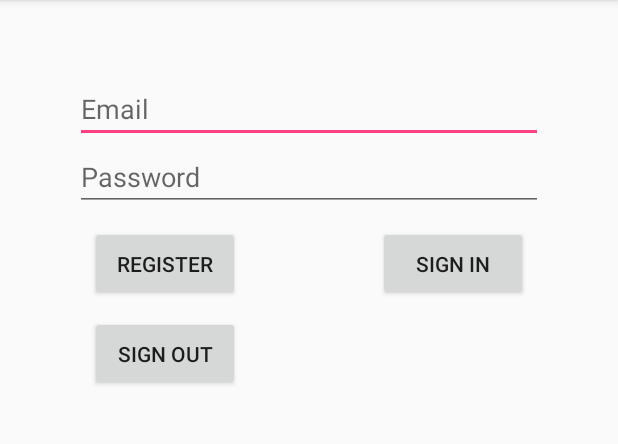
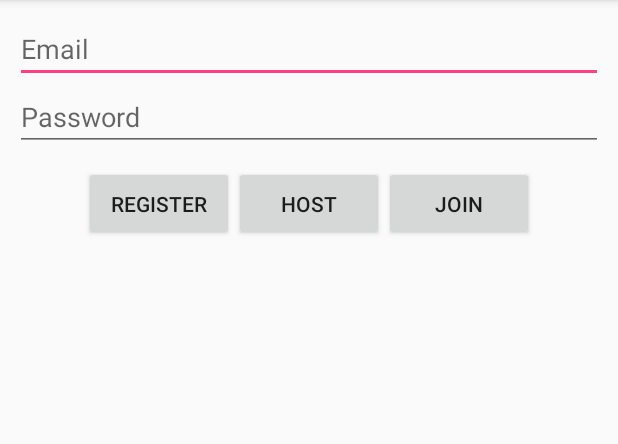
Before and after one commit to bill-lliu/NFC-Game, an Android app: the screen it shows after launch (MainActivity), on a phone screen of 412 x 824 dp, the part 84-528 px from its top. Run offline under Robolectric (Android 15) with nearby library versions, the phone set to English and light mode, and no system bars; our stand-ins replace Firebase (no records; nobody signed in at launch, a user with empty details on screens opened directly).

Commit message:
Changed login to Host/Join based and added new activity

```diff
--- a/src/main/java/com/mishalarionov/nfc_game/MainActivity.java
+++ b/src/main/java/com/mishalarionov/nfc_game/MainActivity.java
@@ -30,12 +30,6 @@ public class MainActivity extends AppCompatActivity implements View.OnClickListe
     private FirebaseAuth mAuth;
     // [END declare_auth]
 
-    private void launchGameActivity() {
-        Intent intent = new Intent(this, GameActivity.class);
-        //intent.putExtra() might also go here
-        startActivity(intent);
-    }
-
     @Override
     protected void onCreate(Bundle savedInstanceState) {
         super.onCreate(savedInstanceState);
@@ -48,7 +42,7 @@ public class MainActivity extends AppCompatActivity implements View.OnClickListe
         mEmailField = findViewById(R.id.emailEditText);
         mPasswordField = findViewById(R.id.passwordEditText);
         //buttons
-        findViewById(R.id.emailSignInButton).setOnClickListener(this);
+        findViewById(R.id.joinSignInButton).setOnClickListener(this);
         findViewById(R.id.emailCreateAccountButton).setOnClickListener(this);
         //updateUI(currentUser);
     }
@@ -82,7 +76,6 @@ public class MainActivity extends AppCompatActivity implements View.OnClickListe
                             // Sign in success, update UI with the signed-in user's information
                             Log.d(TAG, "createUserWithEmail:success");
                             FirebaseUser user = mAuth.getCurrentUser();
-                            launchGameActivity();
                         } else {
                             // If sign in fails, display a message to the user.
                             Log.w(TAG, "createUserWithEmail:failure", task.getException());
@@ -99,7 +92,8 @@ public class MainActivity extends AppCompatActivity implements View.OnClickListe
         // [END create_user_with_email]
     }
 
-    protected void signIn(String email, String password){
+    protected boolean signIn(String email, String password){
+        if (!email.equals("") && !password.equals("")) {
             mAuth.signInWithEmailAndPassword(email, password)
                     .addOnCompleteListener(this, new OnCompleteListener<AuthResult>() {
                         @Override
@@ -112,7 +106,6 @@ public class MainActivity extends AppCompatActivity implements View.OnClickListe
                                 Toast.makeText(MainActivity.this,
                                         "Signed in as " + user.getEmail(),
                                         Toast.LENGTH_SHORT).show();
-                            launchGameActivity();
                             } else {
                                 // If sign in fails, display a message to the user.
                                 Log.w(TAG, "signInWithEmail:failure", task.getException());
@@ -122,6 +115,8 @@ public class MainActivity extends AppCompatActivity implements View.OnClickListe
                             }
                         }
                     });
+        }
+        return false;
     }
 
     protected FirebaseUser getCurrentUser(){
@@ -156,10 +151,18 @@ public class MainActivity extends AppCompatActivity implements View.OnClickListe
         int i = v.getId();
         if (i == R.id.emailCreateAccountButton) {
             createAccount(mEmailField.getText().toString(), mPasswordField.getText().toString());
-        } else if (i == R.id.emailSignInButton) {
-            signIn(mEmailField.getText().toString(), mPasswordField.getText().toString());
-        } else if (i == R.id.signOutButton) {
-            signOut();
+        } else if (i == R.id.joinSignInButton) {
+            if(signIn(mEmailField.getText().toString(), mPasswordField.getText().toString())) {
+                Intent intent = new Intent(this, GameActivity.class);
+                //intent.putExtra("", ""); //might also go here
+                startActivity(intent);
+            }
+        } else if (i == R.id.hostSignInButton) {
+            if(signIn(mEmailField.getText().toString(), mPasswordField.getText().toString())) {
+                Intent intent = new Intent(this, HostGameActivity.class);
+                //intent.putExtra("", ""); //might also go here
+                startActivity(intent);
+            }
         }
 //        else if (i == R.id.verifyEmailButton) {
 //            sendEmailVerification();
@@ -172,41 +175,6 @@ public class MainActivity extends AppCompatActivity implements View.OnClickListe
         Log.d("Intent: ", String.valueOf(getIntent()));
     }
 
-
-    private void sendEmailVerification() {
-         /*
-        do not want
-        // Disable button
-        findViewById(R.id.verifyEmailButton).setEnabled(false);
-
-        // Send verification email
-        // [START send_email_verification]
-        final FirebaseUser user = mAuth.getCurrentUser();
-        user.sendEmailVerification()
-                .addOnCompleteListener(this, new OnCompleteListener<Void>() {
-                    @Override
-                    public void onComplete(@NonNull Task<Void> task) {
-                        // [START_EXCLUDE]
-                        // Re-enable button
-                        findViewById(R.id.verifyEmailButton).setEnabled(true);
-
-                        if (task.isSuccessful()) {
-                            Toast.makeText(MainActivity.this,
-                                    "Verification email sent to " + user.getEmail(),
-                                    Toast.LENGTH_SHORT).show();
-                        } else {
-                            Log.e(TAG, "sendEmailVerification", task.getException());
-                            Toast.makeText(MainActivity.this,
-                                    "Failed to send verification email.",
-                                    Toast.LENGTH_SHORT).show();
-                        }
-                        // [END_EXCLUDE]
-                    }
-                });
-        // [END send_email_verification]
-        */
-    }
-
     private void signOut() {
         mAuth.signOut();
         Toast.makeText(MainActivity.this,
--- a/src/main/res/layout/activity_main.xml
+++ b/src/main/res/layout/activity_main.xml
@@ -4,7 +4,7 @@
     xmlns:tools="http://schemas.android.com/tools"
     android:layout_width="match_parent"
     android:layout_height="match_parent"
-    android:layout_margin="50dp"
+    android:layout_margin="10dp"
     tools:context=".MainActivity">
 
 
@@ -30,45 +30,41 @@
         app:layout_constraintTop_toBottomOf="@id/emailEditText"
         tools:ignore="HardcodedText" />
 
+    <LinearLayout
+        android:id="@+id/buttonLayout"
+        android:layout_width="wrap_content"
+        android:layout_height="wrap_content"
+        android:layout_margin="10dp"
+        app:layout_constraintTop_toBottomOf="@id/passwordEditText"
+        app:layout_constraintRight_toRightOf="parent"
+        app:layout_constraintLeft_toLeftOf="parent">
         <Button
             android:id="@+id/emailCreateAccountButton"
             android:layout_width="100dp"
             android:layout_height="50dp"
             android:text="Register"
             app:layout_constraintLeft_toLeftOf="parent"
-        android:layout_margin="10dp"
-        app:layout_constraintTop_toBottomOf="@id/passwordEditText"
-        tools:ignore="HardcodedText" />
+            app:layout_constraintRight_toRightOf="@id/hostSignInButton"
+            tools:ignore="ButtonStyle,HardcodedText" />
+        <Button
+            android:id="@+id/hostSignInButton"
+            android:layout_width="100dp"
+            android:layout_height="50dp"
+            android:text="HOST"
+            app:layout_constraintLeft_toRightOf="@id/emailCreateAccountButton"
+            app:layout_constraintRight_toLeftOf="@id/joinSignInButton"
+            tools:ignore="ButtonStyle,HardcodedText" />
 
         <Button
-        android:id="@+id/emailSignInButton"
+            android:id="@+id/joinSignInButton"
             android:layout_width="100dp"
             android:layout_height="50dp"
-        android:text="Sign In"
-        android:layout_margin="10dp"
+            android:text="JOIN"
+            app:layout_constraintLeft_toRightOf="@id/hostSignInButton"
             app:layout_constraintRight_toRightOf="parent"
-        app:layout_constraintTop_toBottomOf="@id/passwordEditText"
-        tools:ignore="HardcodedText" />
+            tools:ignore="ButtonStyle,HardcodedText" />
 
-    <Button
-        android:id="@+id/signOutButton"
-        android:layout_width="100dp"
-        android:layout_height="50dp"
-        android:text="Sign Out"
-        android:layout_margin="10dp"
-        app:layout_constraintLeft_toLeftOf="parent"
-        app:layout_constraintTop_toBottomOf="@id/emailSignInButton"
-        tools:ignore="HardcodedText" />
-
-    <!--<Button
-        android:layout_width="100dp"
-        android:layout_height="50dp"
-        android:text="Verify Email"
-        android:id="@+id/verifyEmailButton"
-        app:layout_constraintTop_toBottomOf="@id/profile"
-        app:layout_constraintLeft_toLeftOf="parent"
-        app:layout_constraintRight_toRightOf="parent"
-        tools:ignore="HardcodedText" />-->
+    </LinearLayout>
 
     <TextView
         android:id="@+id/profile"
@@ -76,5 +72,5 @@
         android:layout_height="wrap_content"
         app:layout_constraintLeft_toLeftOf="parent"
         app:layout_constraintRight_toRightOf="parent"
-        app:layout_constraintTop_toBottomOf="@id/emailCreateAccountButton" />
+        app:layout_constraintTop_toBottomOf="@id/buttonLayout" />
 </android.support.constraint.ConstraintLayout>
```
Also changed, not shown: src/main/AndroidManifest.xml (+11 -6 lines), src/main/java/com/mishalarionov/nfc_game/GameActivity.java (+5 -15 lines), src/main/java/com/mishalarionov/nfc_game/HostGameActivity.java (added, +13 -0 lines), src/main/res/layout/activity_game.xml (+2 -16 lines), src/main/res/layout/activity_host_game.xml (added, +9 -0 lines). Lines whose indentation alone changed are shown as unchanged.
